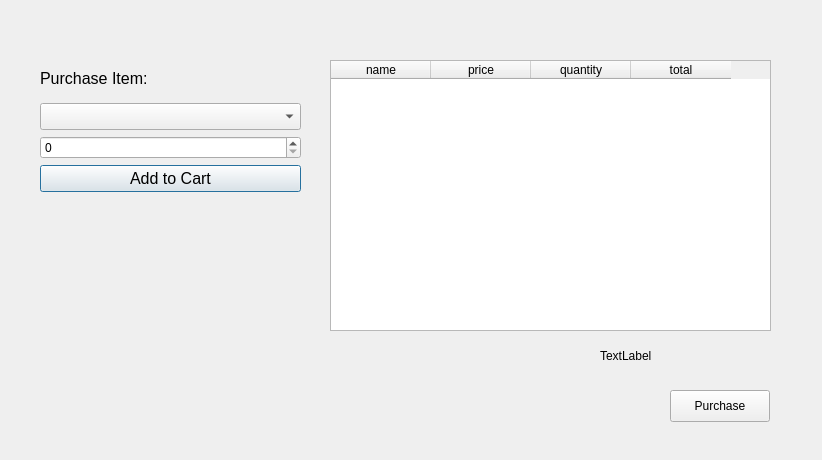
Before: the Qt Designer form CS1C_BulkClub/memberwindow.ui in BlankMKB/CS1C-Group-Project-1, drawn with Qt 5.
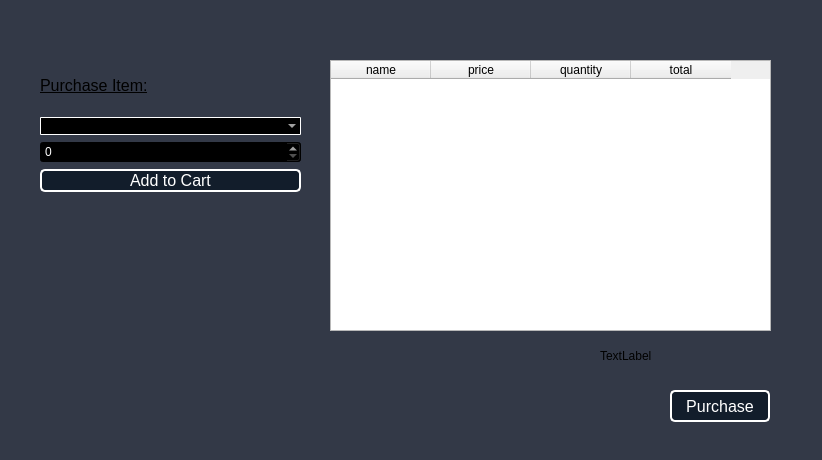
After: the same form once the commit is applied.

Commit message: Styles finished, and ready to be merged

```diff
--- a/CS1C_BulkClub/memberwindow.ui
+++ b/CS1C_BulkClub/memberwindow.ui
@@ -13,6 +13,11 @@
   <property name="windowTitle">
    <string>Dialog</string>
   </property>
+  <property name="styleSheet">
+   <string notr="true">QDialog#MemberWindow {
+	background: #333947
+}</string>
+  </property>
   <widget class="QWidget" name="verticalLayoutWidget_2">
    <property name="geometry">
     <rect>
@@ -27,9 +32,16 @@
      <widget class="QLabel" name="addToCartLabel">
       <property name="font">
        <font>
-        <pointsize>12</pointsize>
+        <pointsize>-1</pointsize>
+        <underline>true</underline>
        </font>
       </property>
+      <property name="styleSheet">
+       <string notr="true">QLabel#addToCartLabel {
+	font-size: 16px;
+	text-decoration: underline;
+}</string>
+      </property>
       <property name="text">
        <string>Purchase Item:</string>
       </property>
@@ -39,21 +51,59 @@
      <widget class="QComboBox" name="cartItemCB">
       <property name="font">
        <font>
-        <pointsize>12</pointsize>
+        <pointsize>-1</pointsize>
        </font>
       </property>
+      <property name="styleSheet">
+       <string notr="true">QComboBox#cartItemCB {
+	background: black;
+	color: white;
+	font-size: 12px;
+	border:1px solid #FFFFFF;
+	border-radius: 1px;
+}
+
+QComboBox#cartItemCB:hover {
+	background: #202121;
+}</string>
+      </property>
      </widget>
     </item>
     <item>
-     <widget class="QSpinBox" name="quantitySB"/>
+     <widget class="QSpinBox" name="quantitySB">
+      <property name="styleSheet">
+       <string notr="true">QSpinBox#quantitySB {
+	background: black;
+	color: white;
+	font-size: 12px;
+}
+
+QSpinBox#quantitySB:hover {
+	background: #202121;
+}</string>
+      </property>
+     </widget>
     </item>
     <item>
      <widget class="QPushButton" name="addToCartButton">
       <property name="font">
        <font>
-        <pointsize>12</pointsize>
+        <pointsize>-1</pointsize>
        </font>
       </property>
+      <property name="styleSheet">
+       <string notr="true">QPushButton#addToCartButton {
+	background: #121d2b;
+	color: white;
+	font-size: 16px;
+	border:2px solid #FFFFFF;
+	border-radius: 5px;
+}
+
+QPushButton#addToCartButton:hover {
+	background: #374a63;
+}</string>
+      </property>
       <property name="text">
        <string>Add to Cart</string>
       </property>
@@ -100,6 +150,19 @@
      <height>32</height>
     </rect>
    </property>
+   <property name="styleSheet">
+    <string notr="true">QPushButton#purchaseButton {
+	background: #121d2b;
+	color: white;
+	font-size: 16px;
+	border:2px solid #FFFFFF;
+	border-radius: 5px;
+}
+
+QPushButton#purchaseButton:hover {
+	background: #374a63;
+}</string>
+   </property>
    <property name="text">
     <string>Purchase</string>
    </property>
```
The commit also changes 7 other files.
